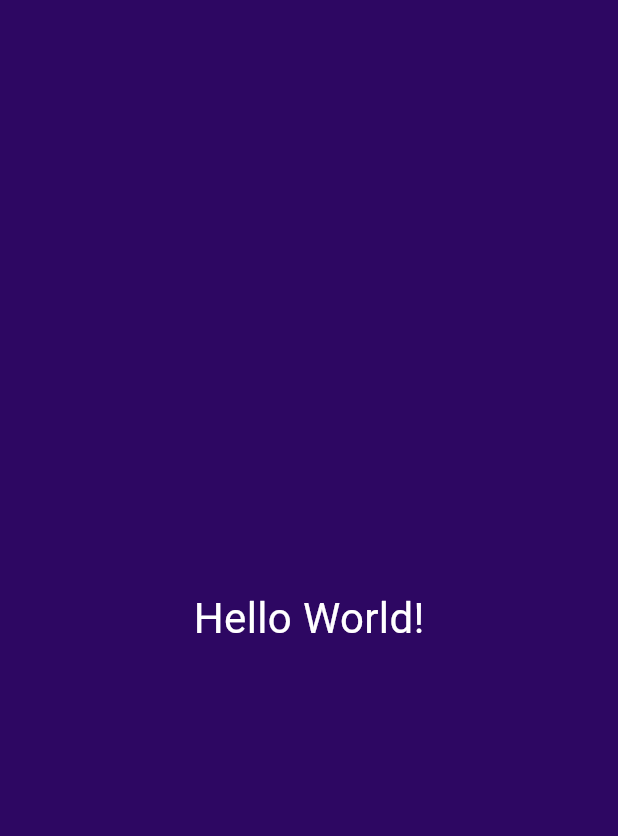
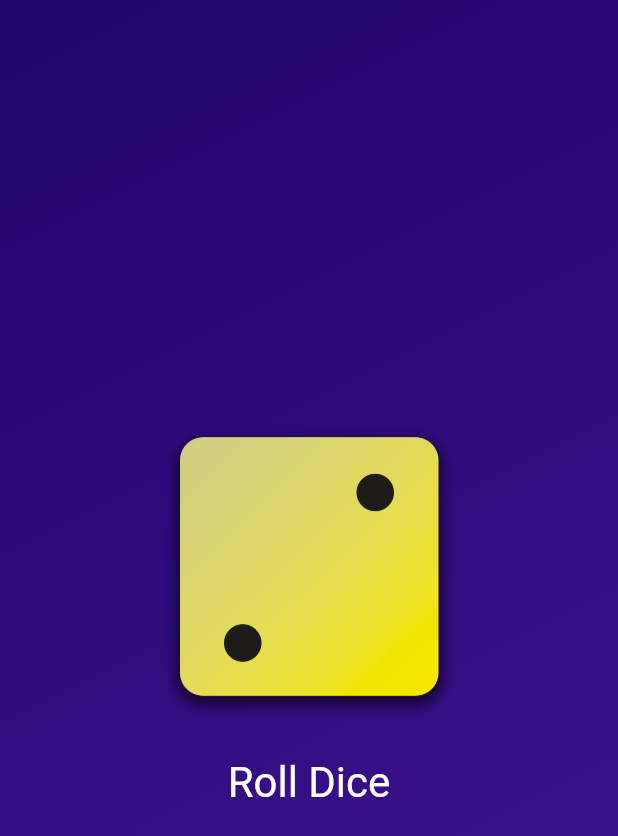
Before and after one commit to BunyodErmatov/udemy_loyiha_1, a Flutter app: the screen it shows after launch, on a phone screen of 412 x 824 dp. Shown: the top 836 px of the screen. Run offline on Flutter 3.47's test engine with Material 3 defaults, Android fonts, the phone set to English and light mode, and no system bars.

Commit message:
2-modul tugatildi

```diff
--- /dev/null
+++ b/lib/dice_roller.dart
@@ -0,0 +1,45 @@
+import 'dart:math';
+
+import 'package:flutter/material.dart';
+
+final randomizer = Random();
+
+class DiceRoller extends StatefulWidget {
+  const DiceRoller({super.key});
+
+  @override
+  State<DiceRoller> createState() {
+    return _DiceRollerState();
+  }
+}
+
+class _DiceRollerState extends State<DiceRoller> {
+  var currentDiceRoll = 2;
+
+  void rollDice() {
+    var diceRoll = randomizer.nextInt(6) + 1;
+    setState(() {
+      currentDiceRoll = diceRoll;
+    });
+  }
+
+  @override
+  Widget build(BuildContext context) {
+    return Column(
+      mainAxisSize: MainAxisSize.min,
+      children: [
+        Image.asset('assets/images/dice-$currentDiceRoll.png', width: 200),
+        const SizedBox(height: 20),
+        TextButton(
+          onPressed: rollDice,
+          style: TextButton.styleFrom(
+            // padding: const EdgeInsets.only(top: 20),
+            foregroundColor: Colors.white,
+            textStyle: const TextStyle(fontSize: 28),
+          ),
+          child: Text("Roll Dice"),
+        ),
+      ],
+    );
+  }
+}
--- a/lib/gradient_container.dart
+++ b/lib/gradient_container.dart
@@ -1,26 +1,50 @@
-import 'package:first_app/styled_text.dart';
+import 'package:first_app/dice_roller.dart';
 import 'package:flutter/material.dart';
 
 const startAlignment = Alignment.topLeft;
-const endAlignment = Alignment.topLeft;
+const endAlignment = Alignment.bottomRight;
 
 class GradientContainer extends StatelessWidget {
-  const GradientContainer({super.key});
+  const GradientContainer(this.color1, this.color2, {super.key});
+
+  // const GradientContainer.purple({super.key})
+  //   : color1 = Colors.deepPurple,
+  //     color2 = Colors.indigo;
+
+  final Color color1;
+  final Color color2;
 
   @override
   Widget build(BuildContext context) {
     return Container(
-      decoration: const BoxDecoration(
+      decoration: BoxDecoration(
         gradient: LinearGradient(
-          colors: [
-            Color.fromARGB(255, 26, 2, 80),
-            Color.fromARGB(255, 45, 7, 98),
-          ],
+          colors: [color1, color2],
           begin: startAlignment,
           end: endAlignment,
         ),
       ),
-      child: const Center(child: StyledText("Hello World!")),
+      child: Center(child: DiceRoller()),
     );
   }
 }
+
+// class GradientContainer extends StatelessWidget {
+//   const GradientContainer({super.key, required this.colors});
+
+//   final List<Color> colors;
+
+//   @override
+//   Widget build(BuildContext context) {
+//     return Container(
+//       decoration: BoxDecoration(
+//         gradient: LinearGradient(
+//           colors: colors,
+//           begin: startAlignment,
+//           end: endAlignment,
+//         ),
+//       ),
+//       child: const Center(child: StyledText("Hello World!")),
+//     );
+//   }
+// }
--- a/lib/main.dart
+++ b/lib/main.dart
@@ -2,5 +2,14 @@ import 'package:first_app/gradient_container.dart';
 import 'package:flutter/material.dart';
 
 void main() {
-  runApp(MaterialApp(home: Scaffold(body: GradientContainer())));
+  runApp(
+    const MaterialApp(
+      home: Scaffold(
+        body: GradientContainer(
+          Color.fromARGB(255, 33, 5, 109),
+          Color.fromARGB(255, 68, 21, 149),
+        ),
+      ),
+    ),
+  );
 }
```
Also changed, not shown: pubspec.yaml (+8 -5 lines), assets/images/dice-1.png (added), assets/images/dice-2.png (added), assets/images/dice-3.png (added), assets/images/dice-4.png (added), assets/images/dice-5.png (added), assets/images/dice-6.png (added).
